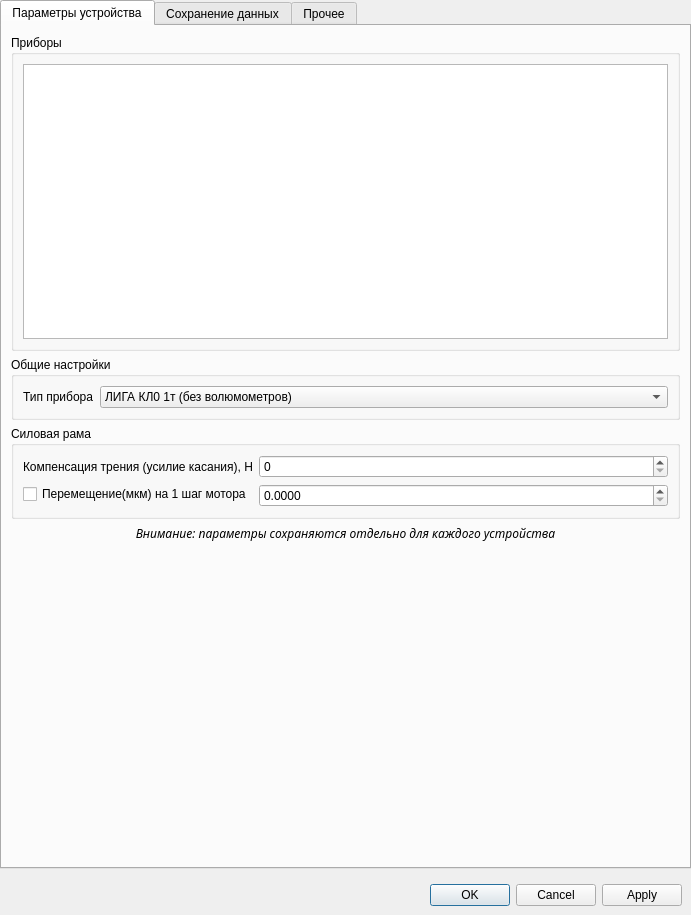
Old version of the form pg-liga/Settings/settingsdialog.ui in the repository predbannikov/pg-liga.
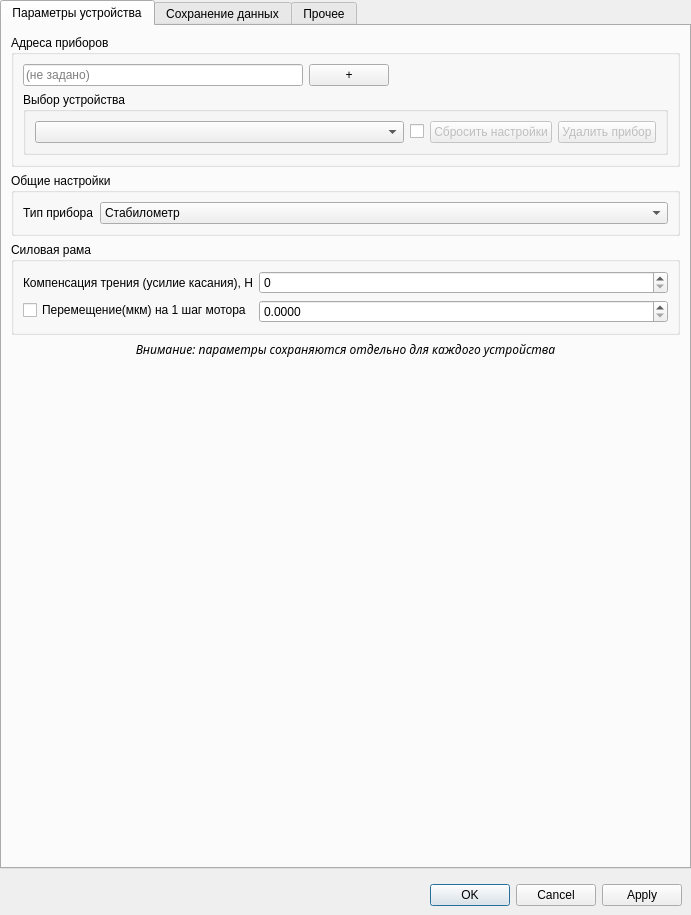
New version of the form. Icons and pictures are not drawn.

```diff
--- a/pg-liga/Settings/settingsdialog.ui
+++ b/pg-liga/Settings/settingsdialog.ui
@@ -39,11 +39,96 @@
        <item>
         <widget class="QGroupBox" name="groupBox">
          <property name="title">
-          <string>Приборы</string>
+          <string>Адреса приборов</string>
          </property>
          <layout class="QVBoxLayout" name="verticalLayout_2">
           <item>
-           <widget class="QTextEdit" name="textEdit"/>
+           <layout class="QHBoxLayout" name="horizontalLayout_12">
+            <item>
+             <widget class="QLineEdit" name="leAddressDevice">
+              <property name="placeholderText">
+               <string>(не задано)</string>
+              </property>
+             </widget>
+            </item>
+            <item>
+             <widget class="QPushButton" name="btnAddDeviceAddress">
+              <property name="text">
+               <string>+</string>
+              </property>
+             </widget>
+            </item>
+            <item>
+             <spacer name="horizontalSpacer">
+              <property name="orientation">
+               <enum>Qt::Horizontal</enum>
+              </property>
+              <property name="sizeHint" stdset="0">
+               <size>
+                <width>40</width>
+                <height>20</height>
+               </size>
+              </property>
+             </spacer>
+            </item>
+           </layout>
+          </item>
+          <item>
+           <widget class="QGroupBox" name="groupBox_2">
+            <property name="title">
+             <string>Выбор устройства</string>
+            </property>
+            <layout class="QHBoxLayout" name="horizontalLayout_13">
+             <item>
+              <widget class="QComboBox" name="cmbInstrument"/>
+             </item>
+             <item>
+              <widget class="QCheckBox" name="chkClearSettings">
+               <property name="sizePolicy">
+                <sizepolicy hsizetype="Maximum" vsizetype="Fixed">
+                 <horstretch>0</horstretch>
+                 <verstretch>0</verstretch>
+                </sizepolicy>
+               </property>
+               <property name="text">
+                <string/>
+               </property>
+              </widget>
+             </item>
+             <item>
+              <widget class="QPushButton" name="btnClearSettings">
+               <property name="enabled">
+                <bool>false</bool>
+               </property>
+               <property name="sizePolicy">
+                <sizepolicy hsizetype="Maximum" vsizetype="Fixed">
+                 <horstretch>0</horstretch>
+                 <verstretch>0</verstretch>
+                </sizepolicy>
+               </property>
+               <property name="text">
+                <string>Сбросить настройки</string>
+               </property>
+              </widget>
+             </item>
+             <item>
+              <widget class="QPushButton" name="btnRmoveDevice">
+               <property name="enabled">
+                <bool>false</bool>
+               </property>
+               <property name="sizePolicy">
+                <sizepolicy hsizetype="Maximum" vsizetype="Fixed">
+                 <horstretch>0</horstretch>
+                 <verstretch>0</verstretch>
+                </sizepolicy>
+               </property>
+               <property name="text">
+                <string>Удалить прибор</string>
+               </property>
+              </widget>
+             </item>
+            </layout>
+           </widget>
           </item>
          </layout>
         </widget>
@@ -65,7 +150,7 @@
            <widget class="QComboBox" name="cmbInstrumentType">
             <item>
              <property name="text">
-              <string>ЛИГА КЛ0 1т (без волюмометров)</string>
+              <string>Стабилометр</string>
              </property>
             </item>
            </widget>
```
Left out of the diff: 32 changed lines with no effect on the pictures.
